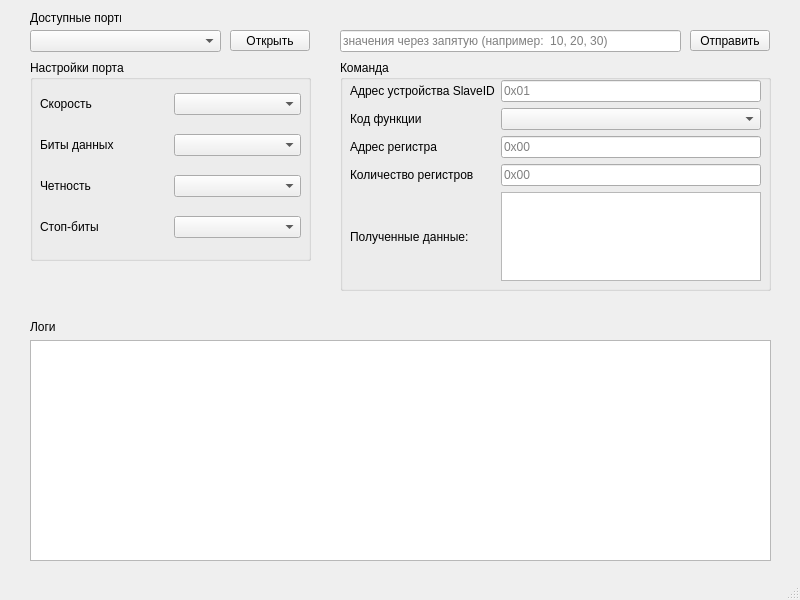
This is mainwindow.ui in smukm/modbus as Qt 5 draws it before an edit. The edited form follows.
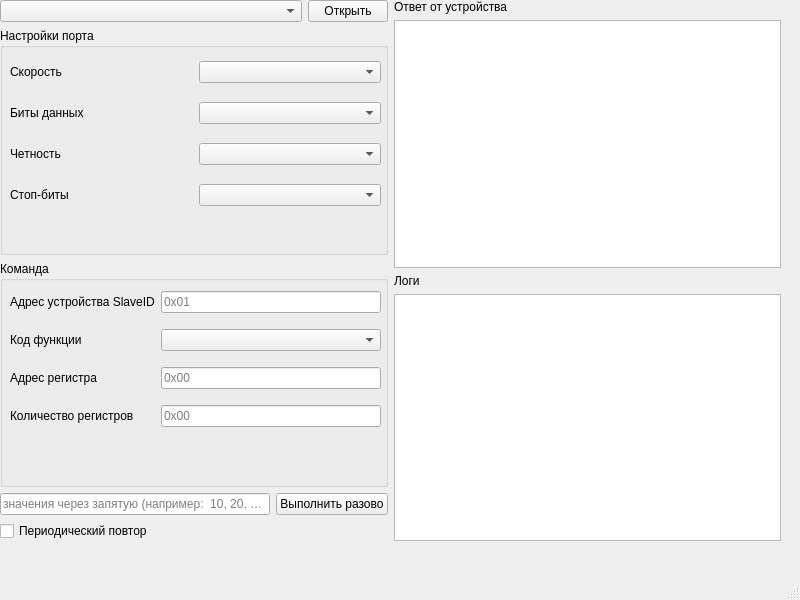
This is the edited form.

The edit to the form file:
```diff
--- a/mainwindow.ui
+++ b/mainwindow.ui
@@ -14,100 +14,34 @@
    <string>MainWindow</string>
   </property>
   <widget class="QWidget" name="centralwidget">
-   <widget class="QComboBox" name="cbPorts">
+   <widget class="QWidget" name="horizontalLayoutWidget_2">
     <property name="geometry">
      <rect>
-      <x>30</x>
-      <y>30</y>
-      <width>191</width>
-      <height>22</height>
+      <x>0</x>
+      <y>0</y>
+      <width>781</width>
+      <height>541</height>
      </rect>
     </property>
-   </widget>
-   <widget class="QLabel" name="label">
-    <property name="geometry">
-     <rect>
-      <x>30</x>
-      <y>10</y>
-      <width>91</width>
-      <height>16</height>
-     </rect>
-    </property>
-    <property name="text">
-     <string>Доступные порты</string>
-    </property>
-   </widget>
+    <layout class="QHBoxLayout" name="horizontalLayout_3">
+     <item>
+      <layout class="QVBoxLayout" name="verticalLayout">
+       <item>
+        <layout class="QHBoxLayout" name="horizontalLayout" stretch="2,0">
+         <item>
+          <widget class="QComboBox" name="cbPorts"/>
+         </item>
+         <item>
    <widget class="QPushButton" name="btnApply">
-    <property name="geometry">
-     <rect>
-      <x>230</x>
-      <y>30</y>
-      <width>80</width>
-      <height>21</height>
-     </rect>
-    </property>
     <property name="text">
      <string>Открыть</string>
     </property>
    </widget>
-   <widget class="QPushButton" name="btnSendData">
-    <property name="geometry">
-     <rect>
-      <x>690</x>
-      <y>30</y>
-      <width>80</width>
-      <height>21</height>
-     </rect>
-    </property>
-    <property name="text">
-     <string>Отправить</string>
-    </property>
-   </widget>
-   <widget class="QTextEdit" name="textEditLog">
-    <property name="geometry">
-     <rect>
-      <x>30</x>
-      <y>340</y>
-      <width>741</width>
-      <height>221</height>
-     </rect>
-    </property>
-   </widget>
-   <widget class="QLabel" name="label_12">
-    <property name="geometry">
-     <rect>
-      <x>30</x>
-      <y>320</y>
-      <width>41</width>
-      <height>14</height>
-     </rect>
-    </property>
-    <property name="text">
-     <string>Логи</string>
-    </property>
-   </widget>
-   <widget class="QLineEdit" name="leData">
-    <property name="geometry">
-     <rect>
-      <x>340</x>
-      <y>30</y>
-      <width>341</width>
-      <height>22</height>
-     </rect>
-    </property>
-    <property name="placeholderText">
-     <string>значения через запятую (например:  10, 20, 30)</string>
-    </property>
-   </widget>
-   <widget class="QGroupBox" name="groupBox">
-    <property name="geometry">
-     <rect>
-      <x>30</x>
-      <y>60</y>
-      <width>281</width>
-      <height>201</height>
-     </rect>
-    </property>
+         </item>
+        </layout>
+       </item>
+       <item>
+        <widget class="QGroupBox" name="gbPortSettings">
     <property name="title">
      <string>Настройки порта</string>
     </property>
@@ -116,7 +50,7 @@
       <rect>
        <x>10</x>
        <y>20</y>
-       <width>261</width>
+            <width>371</width>
        <height>171</height>
       </rect>
      </property>
@@ -164,15 +98,9 @@
      </layout>
     </widget>
    </widget>
-   <widget class="QGroupBox" name="groupBox_2">
-    <property name="geometry">
-     <rect>
-      <x>340</x>
-      <y>60</y>
-      <width>431</width>
-      <height>231</height>
-     </rect>
-    </property>
+       </item>
+       <item>
+        <widget class="QGroupBox" name="gbCommand">
     <property name="title">
      <string>Команда</string>
     </property>
@@ -181,24 +109,13 @@
       <rect>
        <x>10</x>
        <y>20</y>
-       <width>411</width>
-       <height>201</height>
+            <width>371</width>
+            <height>160</height>
       </rect>
      </property>
      <layout class="QGridLayout" name="gridLayout_2">
-      <item row="0" column="0">
-       <widget class="QLabel" name="label_8">
-        <property name="text">
-         <string>Адрес устройства SlaveID</string>
-        </property>
-       </widget>
-      </item>
-      <item row="0" column="1">
-       <widget class="QLineEdit" name="leDeviceAddress">
-        <property name="placeholderText">
-         <string>0x01</string>
-        </property>
-       </widget>
+           <item row="2" column="1">
+            <widget class="QComboBox" name="cbCode"/>
       </item>
       <item row="7" column="0">
        <widget class="QLabel" name="label_11">
@@ -207,6 +124,20 @@
         </property>
        </widget>
       </item>
+           <item row="7" column="1">
+            <widget class="QLineEdit" name="leRegistersQty">
+             <property name="placeholderText">
+              <string>0x00</string>
+             </property>
+            </widget>
+           </item>
+           <item row="2" column="0">
+            <widget class="QLabel" name="label_9">
+             <property name="text">
+              <string>Код функции</string>
+             </property>
+            </widget>
+           </item>
       <item row="6" column="0">
        <widget class="QLabel" name="label_10">
         <property name="text">
@@ -214,26 +145,13 @@
         </property>
        </widget>
       </item>
-      <item row="2" column="0">
-       <widget class="QLabel" name="label_9">
+           <item row="0" column="0">
+            <widget class="QLabel" name="label_8">
         <property name="text">
-         <string>Код функции</string>
+              <string>Адрес устройства SlaveID</string>
         </property>
        </widget>
       </item>
-      <item row="2" column="1">
-       <widget class="QComboBox" name="cbCode"/>
-      </item>
-      <item row="8" column="0">
-       <widget class="QLabel" name="label_7">
-        <property name="text">
-         <string>Полученные данные:</string>
-        </property>
-       </widget>
-      </item>
-      <item row="8" column="1">
-       <widget class="QTextEdit" name="textEditRecievedData"/>
-      </item>
       <item row="6" column="1">
        <widget class="QLineEdit" name="leRegisterAddress">
         <property name="placeholderText">
@@ -241,15 +159,73 @@
         </property>
        </widget>
       </item>
-      <item row="7" column="1">
-       <widget class="QLineEdit" name="leRegistersQty">
+           <item row="0" column="1">
+            <widget class="QLineEdit" name="leDeviceAddress">
         <property name="placeholderText">
-         <string>0x00</string>
+              <string>0x01</string>
         </property>
        </widget>
       </item>
      </layout>
     </widget>
+        </widget>
+       </item>
+       <item>
+        <layout class="QVBoxLayout" name="verticalLayout_4">
+         <item>
+          <layout class="QHBoxLayout" name="horizontalLayout_4" stretch="1,0">
+           <item>
+            <widget class="QLineEdit" name="leData">
+             <property name="placeholderText">
+              <string>значения через запятую (например:  10, 20, 30)</string>
+             </property>
+            </widget>
+           </item>
+           <item>
+            <widget class="QPushButton" name="btnSendData">
+             <property name="text">
+              <string>Выполнить разово</string>
+             </property>
+            </widget>
+           </item>
+          </layout>
+         </item>
+         <item>
+          <widget class="QCheckBox" name="cbPolling">
+           <property name="text">
+            <string>Периодический повтор</string>
+           </property>
+          </widget>
+         </item>
+        </layout>
+       </item>
+      </layout>
+     </item>
+     <item>
+      <layout class="QVBoxLayout" name="verticalLayout_3">
+       <item>
+        <widget class="QLabel" name="label_2">
+         <property name="text">
+          <string>Ответ от устройства</string>
+         </property>
+        </widget>
+       </item>
+       <item>
+        <widget class="QTableView" name="tvReceivedData"/>
+       </item>
+       <item>
+        <widget class="QLabel" name="label_12">
+         <property name="text">
+          <string>Логи</string>
+         </property>
+        </widget>
+       </item>
+       <item>
+        <widget class="QListView" name="lvLog"/>
+       </item>
+      </layout>
+     </item>
+    </layout>
    </widget>
   </widget>
   <widget class="QMenuBar" name="menubar">
```
Left out of the diff: 4 changed lines with no effect on the pictures. Lines whose indentation alone changed are shown as unchanged.
